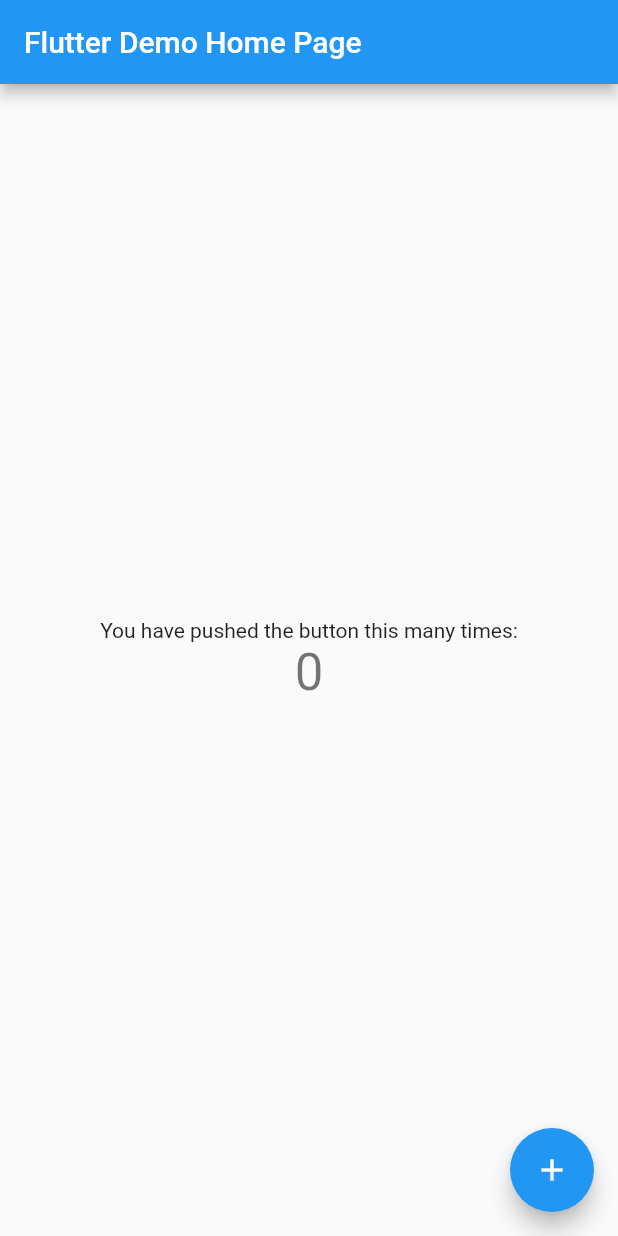
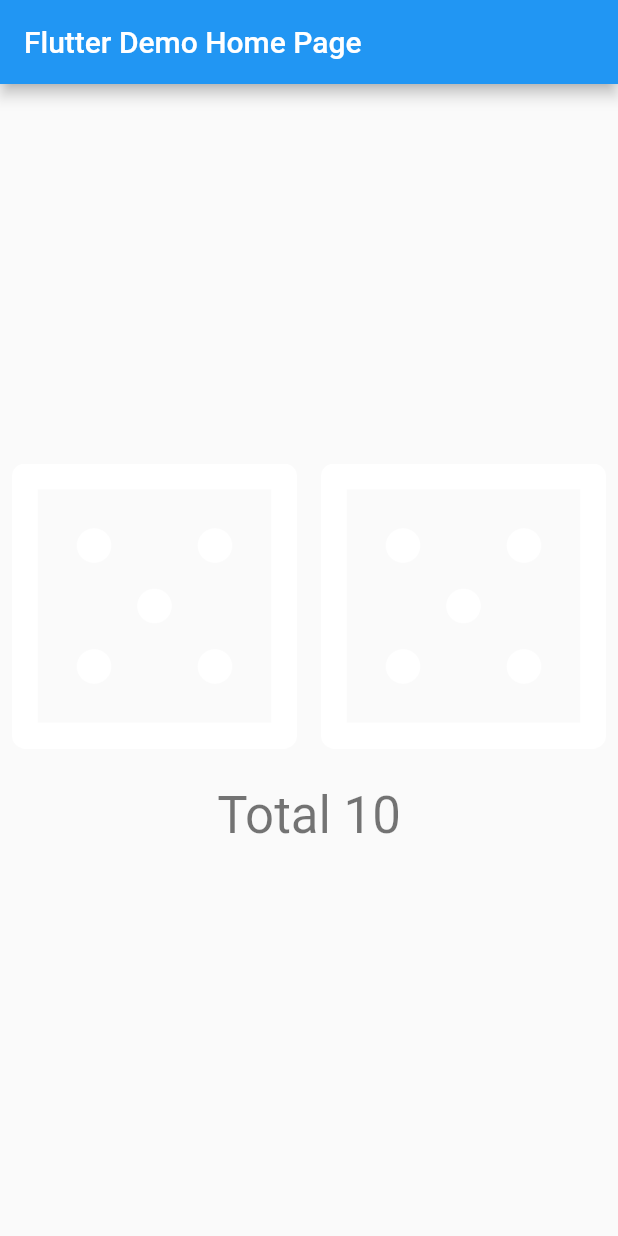
Before and after one commit to MAYLEAF/flutter_mobx_dice, a Flutter app: the screen it shows after launch, on a phone screen of 412 x 824 dp. Run offline on Flutter 3.47's test engine with Material 2 defaults, Android fonts, the phone set to English and light mode, and no system bars; our stand-ins replace flutter_mobx, mobx; generated files the repository leaves out were written again.

Commit message:
Feat: Implement mobx dice example

```diff
--- a/lib/main.dart
+++ b/lib/main.dart
@@ -1,4 +1,9 @@
 import 'package:flutter/material.dart';
+import 'package:flutter_mobx/flutter_mobx.dart';
+
+import 'dice_counter.dart';
+
+final diceCounter = DiceCounter();
 
 void main() {
   runApp(FlutterMobxDiceApp());
@@ -17,49 +22,51 @@ class FlutterMobxDiceApp extends StatelessWidget {
   }
 }
 
-class MyHomePage extends StatefulWidget {
+class MyHomePage extends StatelessWidget {
   MyHomePage({Key? key, required this.title}) : super(key: key);
 
   final String title;
 
   @override
-  _MyHomePageState createState() => _MyHomePageState();
-}
-
-class _MyHomePageState extends State<MyHomePage> {
-  int _counter = 0;
-
-  void _incrementCounter() {
-    setState(() {
-      _counter++;
-    });
-  }
-
-  @override
   Widget build(BuildContext context) {
     return Scaffold(
       appBar: AppBar(
-        title: Text(widget.title),
+        title: Text(title),
       ),
       body: Center(
         child: Column(
           mainAxisAlignment: MainAxisAlignment.center,
           children: <Widget>[
-            Text(
-              'You have pushed the button this many times:',
+            Row(
+              children: <Widget>[
+                Expanded(
+                    child: TextButton(
+                  child: Observer(
+                    builder: (_) =>
+                        Image.asset('images/dice${diceCounter.left}.png'),
+                  ),
+                  onPressed: diceCounter.roll,
+                )),
+                Expanded(
+                    child: TextButton(
+                  child: Observer(
+                    builder: (_) =>
+                        Image.asset('images/dice${diceCounter.right}.png'),
+                  ),
+                  onPressed: diceCounter.roll,
+                )),
+              ],
             ),
-            Text(
-              '$_counter',
-              style: Theme.of(context).textTheme.headline4,
+            Padding(
+              padding: EdgeInsets.all(16),
+              child: Observer(
+                builder: (context) => Text('Total ${diceCounter.total}',
+                    style: Theme.of(context).textTheme.headline4),
+              ),
             ),
           ],
         ),
       ),
-      floatingActionButton: FloatingActionButton(
-        onPressed: _incrementCounter,
-        tooltip: 'Increment',
-        child: Icon(Icons.add),
-      ),
     );
   }
 }
```
